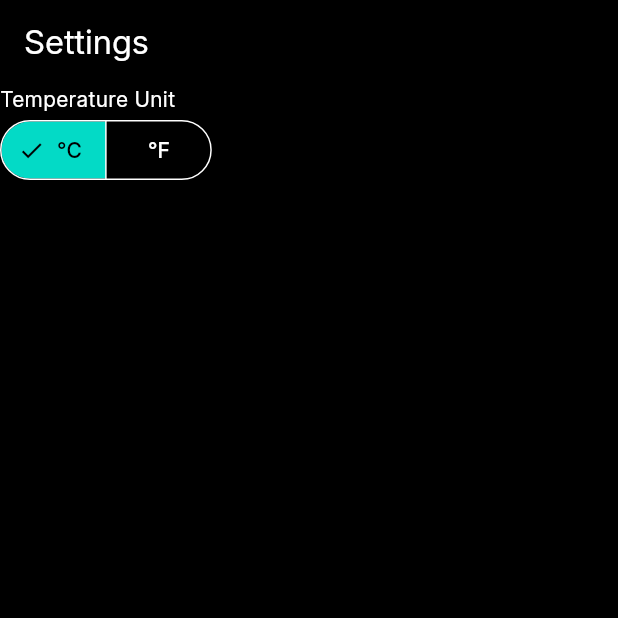
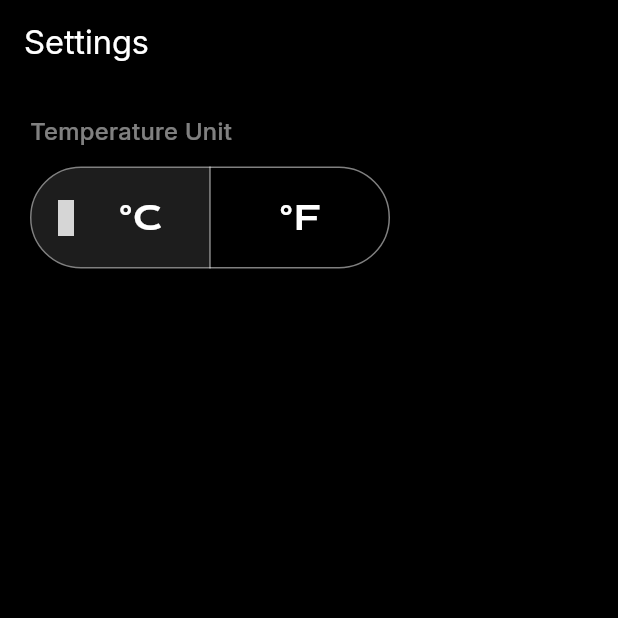
Before and after one commit to Niuuuh/weather, a Flutter app: the SettingsPage screen opened by its route, on a phone screen of 412 x 824 dp, the top half of it. Run offline on Flutter 3.47's test engine with Material 3 defaults, Android fonts, the phone set to English and light mode, and no system bars; our stand-ins replace dio, flutter_riverpod, freezed_annotation, geolocator, go_router, material_symbols_icons and 1 more; missing offline and left inert: daylight, slang; generated files the repository leaves out were written again; grey boxes are pictures that could not be loaded.

Commit message:
Style settings

```diff
--- a/lib/core/theme/theme.dart
+++ b/lib/core/theme/theme.dart
@@ -66,6 +66,8 @@ abstract class TextStyles {
 ThemeData theme() {
   final colorScheme = ColorScheme.dark(
     primary: AppColors.container,
+    secondary: AppColors.container,
+    onSecondary: AppColors.onContainer,
     onPrimary: AppColors.onContainer,
     surface: AppColors.background,
     surfaceContainer: AppColors.container,
--- a/lib/features/settings/ui/pages/settings_page.dart
+++ b/lib/features/settings/ui/pages/settings_page.dart
@@ -1,5 +1,6 @@
 import 'package:flutter/material.dart';
 
+import '../../../../core/theme/theme.dart';
 import '../../../../i18n/strings.g.dart';
 import '../widgets/temperature_unit_button.dart';
 
@@ -14,8 +15,13 @@ class SettingsPage extends StatelessWidget {
       ),
       body: SafeArea(
         child: ListView(
+          padding: EdgeInsets.all(20),
           children: [
-            Text(context.t.settings.temperatureUnit.title),
+            Text(
+              context.t.settings.temperatureUnit.title,
+              style: TextStyles.subtitleMedium,
+            ),
+            SizedBox(height: 8),
             Align(
               alignment: Alignment.centerLeft,
               child: TemperatureUnitButton(),
--- a/lib/features/settings/ui/widgets/temperature_unit_button.dart
+++ b/lib/features/settings/ui/widgets/temperature_unit_button.dart
@@ -1,7 +1,10 @@
 import 'package:flutter/material.dart';
 import 'package:flutter_riverpod/flutter_riverpod.dart';
+import 'package:material_symbols_icons/symbols.dart';
 import 'package:weather/shared/entities/temperature_unit.dart';
 import 'package:weather/shared/providers/shared_providers.dart';
+
+import '../../../../core/theme/theme.dart';
 
 class TemperatureUnitButton extends ConsumerWidget {
   const TemperatureUnitButton({super.key});
@@ -15,15 +18,31 @@ class TemperatureUnitButton extends ConsumerWidget {
         final unit = selection.single;
         ref.read(temperatureUnitProvider.notifier).state = unit;
       },
+      selectedIcon: Icon(
+        Symbols.check_rounded,
+        weight: 600,
+        size: 24,
+      ),
+      style: SegmentedButton.styleFrom(
+        side: BorderSide(
+          color: AppColors.onContainerVariant,
+        ),
+        selectedBackgroundColor: AppColors.container,
+      ),
       segments: [
-        ButtonSegment(
-          value: TemperatureUnit.celsius,
-          label: Text("°C"),
-        ),
-        ButtonSegment(
-          value: TemperatureUnit.fahrenheit,
-          label: Text("°F"),
-        ),
+        for (final unit in TemperatureUnit.values)
+          ButtonSegment(
+            value: unit,
+            label: SizedBox.square(
+              dimension: 60,
+              child: Center(
+                child: Text(
+                  unit.symbol,
+                  style: TextStyles.numberSmall,
+                ),
+              ),
+            ),
+          ),
       ],
     );
   }
--- a/lib/main.dart
+++ b/lib/main.dart
@@ -3,8 +3,6 @@ import 'package:flutter_riverpod/flutter_riverpod.dart';
 
 import 'app.dart';
 import 'i18n/strings.g.dart';
-
-// todo: style settings
 
 void main() {
   WidgetsFlutterBinding.ensureInitialized();
```
